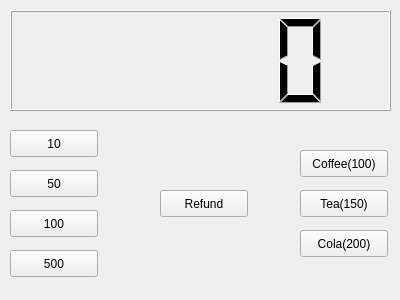
The window that widget.ui (b2flat/vending_machine) describes before a commit, drawn with Qt 5.
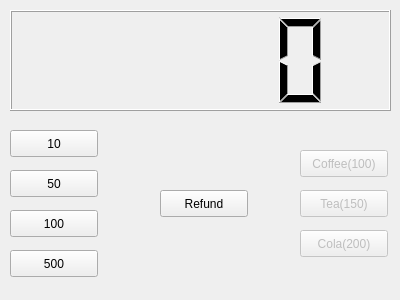
The same window after the commit.

Diff of the .ui file:
```diff
--- a/widget.ui
+++ b/widget.ui
@@ -76,6 +76,9 @@
    </property>
   </widget>
   <widget class="QPushButton" name="pbTea">
+   <property name="enabled">
+    <bool>false</bool>
+   </property>
    <property name="geometry">
     <rect>
      <x>300</x>
@@ -89,6 +92,9 @@
    </property>
   </widget>
   <widget class="QPushButton" name="pbCoffee">
+   <property name="enabled">
+    <bool>false</bool>
+   </property>
    <property name="geometry">
     <rect>
      <x>300</x>
@@ -100,8 +106,23 @@
    <property name="text">
     <string>Coffee(100)</string>
    </property>
+   <property name="checkable">
+    <bool>false</bool>
+   </property>
+   <property name="checked">
+    <bool>false</bool>
+   </property>
+   <property name="autoExclusive">
+    <bool>false</bool>
+   </property>
+   <property name="autoDefault">
+    <bool>false</bool>
+   </property>
   </widget>
   <widget class="QPushButton" name="pbCola">
+   <property name="enabled">
+    <bool>false</bool>
+   </property>
    <property name="geometry">
     <rect>
      <x>300</x>
```
